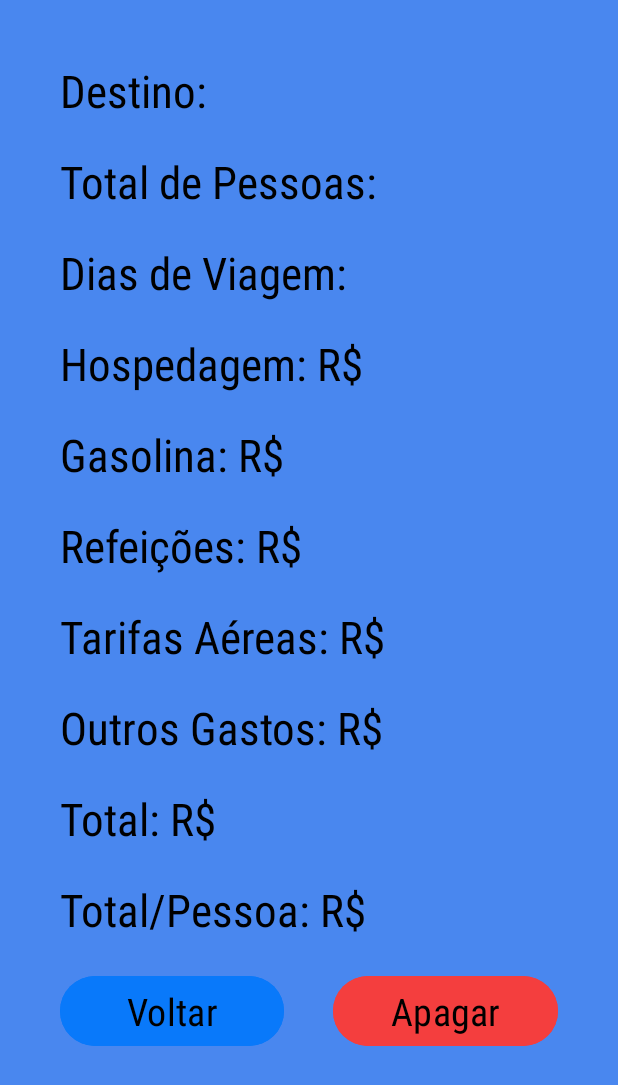
After one commit to gui-sc/AppVaiAonde, an Android app: the ResumeActivity screen opened directly, with no data from a screen before it, on a phone screen of 412 x 824 dp. The commit adds this screen. Shown: the top 1085 px of the screen. Run offline under Robolectric (Android 15) with nearby library versions, the phone set to English and light mode, and no system bars.

Commit message:
feat: finish project

```diff
--- a/app/src/main/AndroidManifest.xml
+++ b/app/src/main/AndroidManifest.xml
@@ -12,6 +12,9 @@
         android:supportsRtl="true"
         android:theme="@style/Theme.VaiAonde"
         tools:targetApi="31">
+        <activity
+            android:name=".ResumeActivity"
+            android:exported="false" />
         <activity
             android:name=".OtherActivity"
             android:exported="false" />
--- /dev/null
+++ b/app/src/main/java/com/example/vaiaonde/ResumeActivity.java
@@ -0,0 +1,129 @@
+package com.example.vaiaonde;
+
+import android.content.Intent;
+import android.os.Bundle;
+import android.view.View;
+import android.widget.Button;
+import android.widget.TextView;
+import android.widget.Toast;
+
+import androidx.appcompat.app.AppCompatActivity;
+
+import com.example.vaiaonde.database.dao.GastoAereoDAO;
+import com.example.vaiaonde.database.dao.GastoDiversosDAO;
+import com.example.vaiaonde.database.dao.GastoGasolinaDAO;
+import com.example.vaiaonde.database.dao.GastoHospedagemDAO;
+import com.example.vaiaonde.database.dao.GastoRefeicoesDAO;
+import com.example.vaiaonde.database.dao.ViagensDAO;
+import com.example.vaiaonde.database.model.GastoAereoModel;
+import com.example.vaiaonde.database.model.GastoDiversosModel;
+import com.example.vaiaonde.database.model.GastoGasolinaModel;
+import com.example.vaiaonde.database.model.GastoHospedagemModel;
+import com.example.vaiaonde.database.model.GastoRefeicoesModel;
+import com.example.vaiaonde.database.model.ViagensModel;
+
+import java.text.DecimalFormat;
+import java.util.ArrayList;
+
+public class ResumeActivity extends AppCompatActivity {
+    private TextView txtDestino, txtDias, txtPessoas,
+            txtRefeicoes, txtAerea, txtHospedagem, txtGasolina, txtOutros, txtTotal, txtTotalPessoa;
+    private TextView lblRefeicoes, lblAerea, lblHospedagem, lblGasolina, lblOutros;
+    private Button btnApagar, btnVoltar;
+    @Override
+    protected void onCreate(Bundle savedInstanceState) {
+        super.onCreate(savedInstanceState);
+        setContentView(R.layout.activity_resume);
+        txtDestino = findViewById(R.id.txtDestino);
+        txtDias = findViewById(R.id.txtDias);
+        txtPessoas = findViewById(R.id.txtPessoas);
+
+        txtRefeicoes = findViewById(R.id.txtRefeicoes);
+        txtAerea = findViewById(R.id.txtAerea);
+        txtHospedagem = findViewById(R.id.txtHospedagem);
+        txtGasolina = findViewById(R.id.txtGasolina);
+        txtOutros = findViewById(R.id.txtOutros);
+        txtTotal = findViewById(R.id.txtTotal);
+        txtTotalPessoa = findViewById(R.id.txtTotalPorPessoa);
+
+        lblRefeicoes = findViewById(R.id.lblRefeicoes);
+        lblAerea = findViewById(R.id.lblAerea);
+        lblHospedagem = findViewById(R.id.lblHospedagem);
+        lblGasolina = findViewById(R.id.lblGasolina);
+        lblOutros = findViewById(R.id.lblOutros);
+        btnApagar = findViewById(R.id.btnApagar);
+        btnVoltar = findViewById(R.id.btnVoltar);
+
+        long id = getIntent().getLongExtra("travel", 0);
+        if(id == 0) {
+            startActivity(new Intent(ResumeActivity.this, MainActivity.class));
+            return;
+        }
+        ViagensModel viagem = new ViagensDAO(ResumeActivity.this).selectById(id);
+        if(viagem == null){
+            startActivity(new Intent(ResumeActivity.this, MainActivity.class));
+            return;
+        }
+        txtDestino.setText(viagem.getDestino());
+        txtDias.setText(String.valueOf(viagem.getDias()));
+        txtPessoas.setText(String.valueOf(viagem.getPessoas()));
+        GastoHospedagemModel gastoHospedagem = new GastoHospedagemDAO(ResumeActivity.this).SelectByViagem(viagem);
+        GastoGasolinaModel gastoGasolina = new GastoGasolinaDAO(ResumeActivity.this).SelectByViagem(viagem);
+        GastoRefeicoesModel gastoRefeicoes = new GastoRefeicoesDAO(ResumeActivity.this).SelectByViagem(viagem);
+        GastoAereoModel gastoAereo = new GastoAereoDAO(ResumeActivity.this).SelectByViagem(viagem);
+        ArrayList<GastoDiversosModel> gastoDiversos = new GastoDiversosDAO(ResumeActivity.this).SelectAll(viagem);
+
+        DecimalFormat decimalFormat = new DecimalFormat("0.##");
+        setText(txtHospedagem, lblHospedagem, gastoHospedagem.calcularGastoHospedagem(), decimalFormat);
+        setText(txtGasolina, lblGasolina, gastoGasolina.calcularCustoTotal(), decimalFormat);
+        setText(txtRefeicoes, lblRefeicoes, gastoRefeicoes.calcularCustoTotalRefeicoes(), decimalFormat);
+        setText(txtAerea, lblAerea, gastoAereo.calcularCustoTotal(), decimalFormat);
+        double totalDiversos = 0;
+        for (int i = 0; i < gastoDiversos.size(); i++) {
+            totalDiversos += gastoDiversos.get(i).getValor();
+        }
+
+        setText(txtOutros, lblOutros, totalDiversos, decimalFormat);
+        double total = gastoHospedagem.calcularGastoHospedagem() +
+                gastoGasolina.calcularCustoTotal() +
+                gastoRefeicoes.calcularCustoTotalRefeicoes() +
+                gastoAereo.calcularCustoTotal() +
+                totalDiversos;
+        txtTotal.setText(decimalFormat.format(total));
+        double totalPessoa = total / Double.parseDouble(String.valueOf(viagem.getPessoas()));
+        txtTotalPessoa.setText(decimalFormat.format(totalPessoa));
+        btnVoltar.setOnClickListener(new View.OnClickListener() {
+            @Override
+            public void onClick(View v) {
+                if(viagem.getAtiva()){
+                    Intent intent = new Intent(ResumeActivity.this, TravelActivity.class);
+                    intent.putExtra("travel", viagem.getId());
+                    startActivity(intent);
+                }else{
+                    startActivity(new Intent(ResumeActivity.this, MainActivity.class));
+                }
+            }
+        });
+        btnApagar.setOnClickListener(new View.OnClickListener() {
+            @Override
+            public void onClick(View v) {
+                long id = new ViagensDAO(ResumeActivity.this).Delete(viagem);
+                if(id == -1){
+                    Toast.makeText(ResumeActivity.this, "Ocorreu um erro!", Toast.LENGTH_SHORT).show();
+                }else{
+                    Toast.makeText(ResumeActivity.this, "Viagem apagada!", Toast.LENGTH_SHORT).show();
+                }
+                startActivity(new Intent(ResumeActivity.this, MainActivity.class));
+            }
+        });
+    }
+
+    private void setText(TextView txt, TextView lbl, double valor, DecimalFormat decimalFormat){
+        if(valor == 0){
+            txt.setVisibility(View.GONE);
+            lbl.setVisibility(View.GONE);
+        }else{
+            txt.setText(decimalFormat.format(valor));
+        }
+    }
+}
--- a/app/src/main/java/com/example/vaiaonde/TravelActivity.java
+++ b/app/src/main/java/com/example/vaiaonde/TravelActivity.java
@@ -38,6 +38,7 @@ public class TravelActivity extends AppCompatActivity {
         btnApagar = findViewById(R.id.btnApagar);
         btnVoltar = findViewById(R.id.btnVoltar);
         btnEditar = findViewById(R.id.btnEditarViagem);
+        btnResumo = findViewById(R.id.btnResumo);
         //get extras
         long id = getIntent().getLongExtra("travel", 0);
 
@@ -108,7 +109,14 @@ public class TravelActivity extends AppCompatActivity {
                 startActivity(intent);
             }
         });
-
+        btnResumo.setOnClickListener(new View.OnClickListener() {
+            @Override
+            public void onClick(View v) {
+                Intent intent = new Intent(TravelActivity.this, ResumeActivity.class);
+                intent.putExtra("travel", viagem.getId());
+                startActivity(intent);
+            }
+        });
         btnApagar.setOnClickListener(new View.OnClickListener() {
             @Override
             public void onClick(View v) {
--- a/app/src/main/java/com/example/vaiaonde/adapter/TravelAdapter.java
+++ b/app/src/main/java/com/example/vaiaonde/adapter/TravelAdapter.java
@@ -12,6 +12,7 @@ import android.widget.TextView;
 import android.widget.Toast;
 
 import com.example.vaiaonde.R;
+import com.example.vaiaonde.ResumeActivity;
 import com.example.vaiaonde.TravelActivity;
 import com.example.vaiaonde.database.model.ViagensModel;
 
@@ -61,14 +62,14 @@ public class TravelAdapter extends BaseAdapter {
         convertView.setOnClickListener(new View.OnClickListener() {
             @Override
             public void onClick(View v) {
-                Intent intent = new Intent(context, TravelActivity.class);
+                Intent intent;
+                if(travel.getAtiva()){
+                    intent = new Intent(context, TravelActivity.class);
+                }else{
+                    intent = new Intent(context, ResumeActivity.class);
+                }
                 intent.putExtra("travel", travel.getId());
-                intent.putExtra("destino", travel.getDestino());
-                if(travel.getAtiva()){
-                    startActivity(context, intent, null);
-                }else{
-                    Toast.makeText(activity, "Viagem já encerrada", Toast.LENGTH_SHORT).show();
-                }
+                startActivity(context, intent, null);
             }
         });
 
--- /dev/null
+++ b/app/src/main/res/layout/activity_resume.xml
@@ -0,0 +1,283 @@
+<?xml version="1.0" encoding="utf-8"?>
+<ScrollView xmlns:android="http://schemas.android.com/apk/res/android"
+    xmlns:app="http://schemas.android.com/apk/res-auto"
+    xmlns:tools="http://schemas.android.com/tools"
+    android:id="@+id/main"
+    tools:context=".ResumeActivity"
+    android:background="@color/background"
+    android:layout_width="match_parent"
+    android:layout_height="match_parent">
+<LinearLayout
+    android:layout_width="match_parent"
+    android:layout_height="wrap_content"
+    android:orientation="vertical"
+    android:padding="40dp">
+    <LinearLayout
+        android:layout_width="match_parent"
+        android:layout_height="wrap_content"
+        android:orientation="horizontal">
+        <TextView
+            android:layout_width="wrap_content"
+            android:layout_height="match_parent"
+            android:text="@string/destino"
+            android:layout_marginBottom="20dp"
+            android:textSize="30sp"
+            android:fontFamily="@string/font"
+            android:textColor="@color/text"
+            android:layout_marginEnd="10dp"/>
+        <TextView
+            android:id="@+id/txtDestino"
+            android:layout_marginBottom="20dp"
+            android:layout_width="wrap_content"
+            android:layout_height="match_parent"
+            android:textSize="30sp"
+            android:fontFamily="@string/font"
+            android:textColor="@color/text"/>
+    </LinearLayout>
+
+    <LinearLayout
+        android:layout_width="match_parent"
+        android:layout_height="wrap_content"
+        android:orientation="horizontal">
+        <TextView
+            android:layout_width="wrap_content"
+            android:layout_height="match_parent"
+            android:text="@string/total_de_pessoas"
+            android:textSize="30sp"
+            android:layout_marginBottom="20dp"
+            android:fontFamily="@string/font"
+            android:textColor="@color/text"
+            android:layout_marginEnd="10dp"/>
+        <TextView
+            android:id="@+id/txtPessoas"
+            android:layout_marginBottom="20dp"
+            android:layout_width="wrap_content"
+            android:layout_height="match_parent"
+            android:textSize="30sp"
+            android:fontFamily="@string/font"
+            android:textColor="@color/text"/>
+    </LinearLayout>
+
+    <LinearLayout
+        android:layout_width="match_parent"
+        android:layout_height="wrap_content"
+        android:orientation="horizontal">
+        <TextView
+            android:layout_width="wrap_content"
+            android:layout_height="match_parent"
+            android:text="@string/dias_de_viagem"
+            android:textSize="30sp"
+            android:layout_marginBottom="20dp"
+            android:fontFamily="@string/font"
+            android:textColor="@color/text"
+            android:layout_marginEnd="10dp"/>
+        <TextView
+            android:id="@+id/txtDias"
+            android:layout_width="wrap_content"
+            android:layout_height="match_parent"
+            android:textSize="30sp"
+            android:layout_marginBottom="20dp"
+            android:fontFamily="@string/font"
+            android:textColor="@color/text"/>
+    </LinearLayout>
+
+    <LinearLayout
+        android:layout_width="match_parent"
+        android:layout_height="wrap_content"
+        android:orientation="horizontal">
+        <TextView
+            android:id="@+id/lblHospedagem"
+            android:layout_width="wrap_content"
+            android:layout_height="match_parent"
+            android:text="@string/hospedagem_dinheiro"
+            android:textSize="30sp"
+            android:layout_marginBottom="20dp"
+            android:fontFamily="@string/font"
+            android:textColor="@color/text"
+            android:layout_marginEnd="10dp"/>
+        <TextView
+            android:id="@+id/txtHospedagem"
+            android:layout_width="wrap_content"
+            android:layout_height="match_parent"
+            android:textSize="30sp"
+            android:layout_marginBottom="20dp"
+            android:fontFamily="@string/font"
+            android:textColor="@color/text"/>
+    </LinearLayout>
+
+    <LinearLayout
+        android:layout_width="match_parent"
+        android:layout_height="wrap_content"
+        android:orientation="horizontal">
+        <TextView
+            android:id="@+id/lblGasolina"
+            android:layout_width="wrap_content"
+            android:layout_height="match_parent"
+            android:text="@string/gasolina_dinheiro"
+            android:textSize="30sp"
+            android:layout_marginBottom="20dp"
+            android:fontFamily="@string/font"
+            android:textColor="@color/text"
+            android:layout_marginEnd="10dp"/>
+        <TextView
+            android:id="@+id/txtGasolina"
+            android:layout_marginBottom="20dp"
+            android:layout_width="wrap_content"
+            android:layout_height="match_parent"
+            android:textSize="30sp"
+            android:fontFamily="@string/font"
+            android:textColor="@color/text"/>
+    </LinearLayout>
+
+    <LinearLayout
+        android:layout_width="match_parent"
+        android:layout_height="wrap_content"
+        android:orientation="horizontal">
+        <TextView
+            android:id="@+id/lblRefeicoes"
+            android:layout_width="wrap_content"
+            android:layout_height="match_parent"
+            android:text="@string/refeicoes_dinheiro"
+            android:textSize="30sp"
+            android:layout_marginBottom="20dp"
+            android:fontFamily="@string/font"
+            android:textColor="@color/text"
+            android:layout_marginEnd="10dp"/>
+        <TextView
+            android:id="@+id/txtRefeicoes"
+            android:layout_width="wrap_content"
+            android:layout_height="match_parent"
+            android:textSize="30sp"
+            android:layout_marginBottom="20dp"
+            android:fontFamily="@string/font"
+            android:textColor="@color/text"/>
+    </LinearLayout>
+
+    <LinearLayout
+        android:layout_width="match_parent"
+        android:layout_height="wrap_content"
+        android:orientation="horizontal">
+        <TextView
+            android:id="@+id/lblAerea"
+            android:layout_width="wrap_content"
+            android:layout_height="match_parent"
+            android:text="@string/tarifas_aereas_dinheiro"
+            android:textSize="30sp"
+            android:layout_marginBottom="20dp"
+            android:fontFamily="@string/font"
+            android:textColor="@color/text"
+            android:layout_marginEnd="10dp"/>
+        <TextView
+            android:id="@+id/txtAerea"
+            android:layout_width="wrap_content"
+            android:layout_height="match_parent"
+            android:textSize="30sp"
+            android:layout_marginBottom="20dp"
+            android:fontFamily="@string/font"
+            android:textColor="@color/text"/>
+    </LinearLayout>
+
+    <LinearLayout
+        android:layout_width="match_parent"
+        android:layout_height="wrap_content"
+        android:orientation="horizontal">
+        <TextView
+            android:id="@+id/lblOutros"
+            android:layout_width="wrap_content"
+            android:layout_height="match_parent"
+            android:text="@string/outros_gastos_dinheiro"
+            android:textSize="30sp"
+            android:layout_marginBottom="20dp"
+            android:fontFamily="@string/font"
+            android:textColor="@color/text"
+            android:layout_marginEnd="10dp"/>
+        <TextView
+            android:id="@+id/txtOutros"
+            android:layout_width="wrap_content"
+            android:layout_height="match_parent"
+            android:textSize="30sp"
+            android:layout_marginBottom="20dp"
+            android:fontFamily="@string/font"
+            android:textColor="@color/text"/>
+    </LinearLayout>
+    <LinearLayout
+        android:layout_width="match_parent"
+        android:layout_height="wrap_content"
+        android:orientation="horizontal">
+        <TextView
+            android:layout_width="wrap_content"
+            android:layout_height="match_parent"
+            android:text="@string/total_dinheiro"
+            android:textSize="30sp"
+            android:layout_marginBottom="20dp"
+            android:fontFamily="@string/font"
+            android:textColor="@color/text"
+            android:layout_marginEnd="10dp"/>
+        <TextView
+            android:id="@+id/txtTotal"
+            android:layout_width="wrap_content"
+            android:layout_height="match_parent"
+            android:textSize="30sp"
+            android:layout_marginBottom="20dp"
+            android:fontFamily="@string/font"
+            android:textColor="@color/text"/>
+    </LinearLayout>
+    <LinearLayout
+        android:layout_width="match_parent"
+        android:layout_height="wrap_content"
+        android:orientation="horizontal">
+        <TextView
+            android:layout_width="wrap_content"
+            android:layout_height="match_parent"
+            android:text="@string/total_por_pessoa_dinheiro"
+            android:textSize="30sp"
+            android:layout_marginBottom="20dp"
+            android:fontFamily="@string/font"
+            android:textColor="@color/text"
+            android:layout_marginEnd="10dp"/>
+        <TextView
+            android:id="@+id/txtTotalPorPessoa"
+            android:layout_width="wrap_content"
+            android:layout_height="match_parent"
+            android:textSize="30sp"
+            android:layout_marginBottom="20dp"
+            android:fontFamily="@string/font"
+            android:textColor="@color/text"/>
+    </LinearLayout>
+    <LinearLayout
+        android:layout_width="match_parent"
+        android:layout_height="wrap_content"
+        android:weightSum="100"
+        android:orientation="horizontal">
+        <Button
+            android:id="@+id/btnVoltar"
+            android:layout_width="0dp"
+            android:layout_height="wrap_content"
+            android:textColor="@color/text"
+            android:textSize="25sp"
+            android:fontFamily="@string/font"
+            android:backgroundTint="@color/primary"
+            android:layout_weight="45"
+            android:text="@string/voltar"/>
+        <LinearLayout
+            android:layout_width="wrap_content"
+            android:layout_height="wrap_content"
+            android:visibility="invisible"
+            android:layout_weight="10"/>
+        <Button
+            android:id="@+id/btnApagar"
+            android:layout_width="0dp"
+            android:layout_height="wrap_content"
+            android:textColor="@color/text"
+            android:textSize="25sp"
+            android:fontFamily="@string/font"
+            android:backgroundTint="@color/danger"
+            android:layout_marginBottom="15dp"
+            android:layout_weight="45"
+            android:text="@string/apagar"/>
+
+    </LinearLayout>
+
+
+</LinearLayout>
+</ScrollView>
--- a/app/src/main/res/layout/activity_travel.xml
+++ b/app/src/main/res/layout/activity_travel.xml
@@ -4,6 +4,7 @@
     xmlns:tools="http://schemas.android.com/tools"
     android:id="@+id/main"
     tools:context=".TravelActivity"
+    android:background="@color/background"
     android:layout_width="match_parent"
     android:layout_height="match_parent">
 
@@ -11,7 +12,6 @@
         android:layout_width="match_parent"
         android:layout_height="wrap_content"
         android:orientation="vertical"
-        android:background="@color/background"
         android:padding="40dp">
 
         <LinearLayout
--- a/app/src/main/res/values/colors.xml
+++ b/app/src/main/res/values/colors.xml
@@ -5,7 +5,7 @@
     <color name="primary">#0979fa</color>
     <color name="secondary">#469bfd</color>
     <color name="text">#000</color>
-    <color name="background">#055bbf</color>
+    <color name="background">#4987EF</color>
     <color name="transparent">#57FFFFFF</color>
     <color name="danger">#F43E3E</color>
 </resources>
--- a/app/src/main/res/values/strings.xml
+++ b/app/src/main/res/values/strings.xml
@@ -52,4 +52,11 @@
     <string name="gastos">Gastos</string>
     <string name="resumo">Resumo</string>
     <string name="editar_viagem">Editar Viagem</string>
+    <string name="hospedagem_dinheiro">Hospedagem: R$</string>
+    <string name="gasolina_dinheiro">Gasolina: R$</string>
+    <string name="refeicoes_dinheiro">Refeições: R$</string>
+    <string name="outros_gastos_dinheiro">Outros Gastos: R$</string>
+    <string name="tarifas_aereas_dinheiro">Tarifas Aéreas: R$</string>
+    <string name="total_dinheiro">Total: R$</string>
+    <string name="total_por_pessoa_dinheiro">Total/Pessoa: R$</string>
 </resources>
```
Also changed, not shown: 4 other files.
